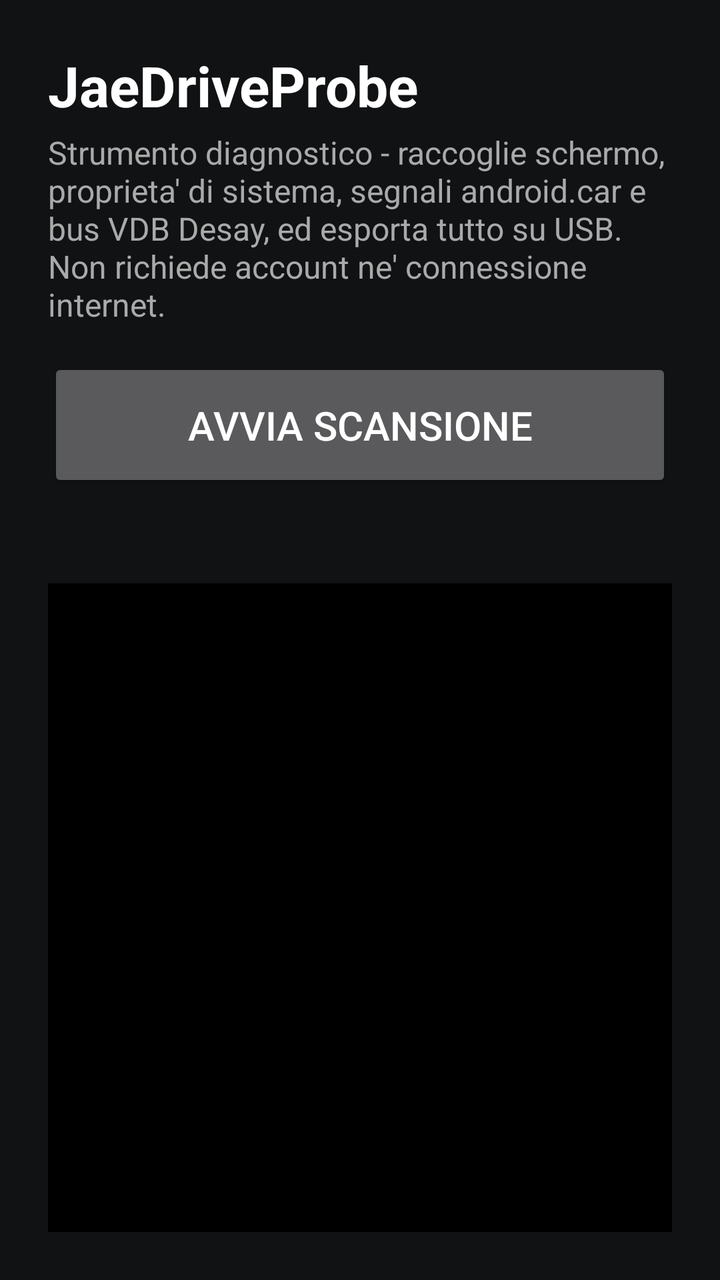
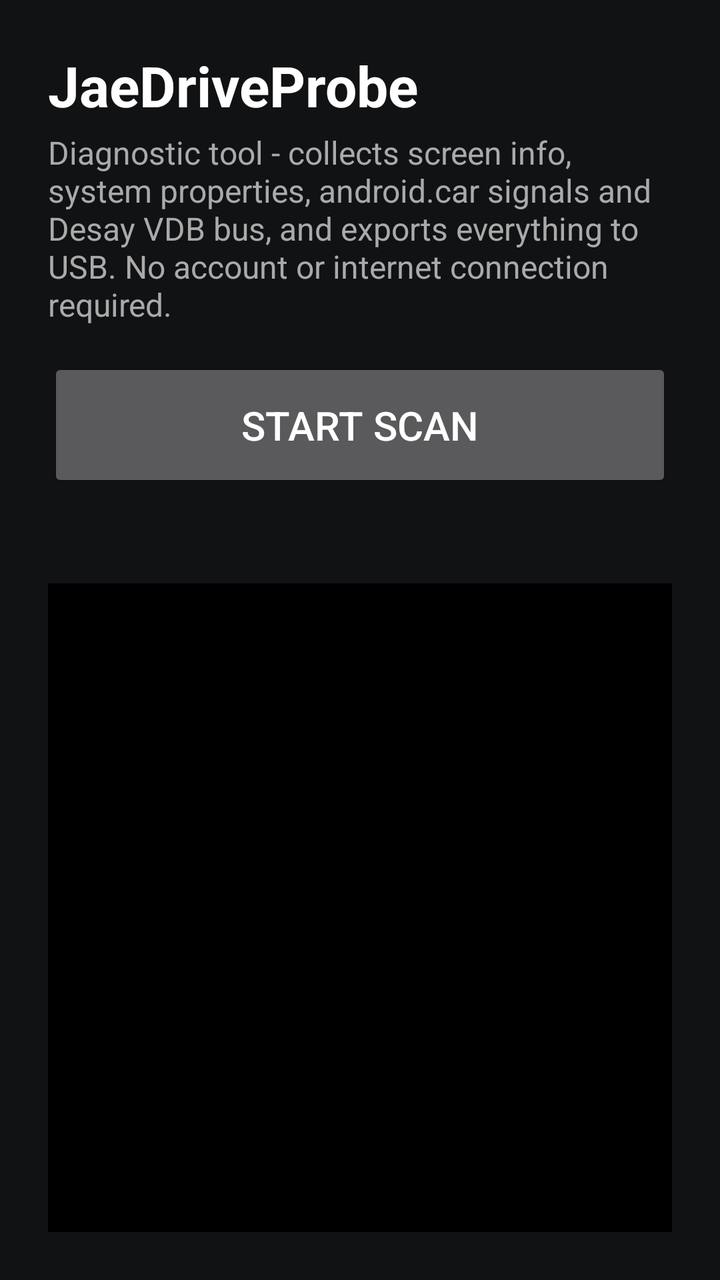

Screens rendered from an Android XML layout before and after an edit, with the pre-edit source and the edit as a unified diff.
<!-- AndroidManifest.xml: another module's application theme AppTheme -->
<!-- res/layout/activity_main.xml -->
<?xml version="1.0" encoding="utf-8"?>
<LinearLayout xmlns:android="http://schemas.android.com/apk/res/android"
    android:layout_width="match_parent"
    android:layout_height="match_parent"
    android:orientation="vertical"
    android:background="#101214"
    android:padding="24dp">

    <TextView
        android:layout_width="match_parent"
        android:layout_height="wrap_content"
        android:text="JaeDriveProbe"
        android:textColor="#FFFFFF"
        android:textSize="28sp"
        android:textStyle="bold"
        android:layout_marginBottom="4dp"/>

    <TextView
        android:layout_width="match_parent"
        android:layout_height="wrap_content"
        android:text="Strumento diagnostico - raccoglie schermo, proprieta' di sistema, segnali android.car e bus VDB Desay, ed esporta tutto su USB. Non richiede account ne' connessione internet."
        android:textColor="#AAAAAA"
        android:textSize="16sp"
        android:layout_marginBottom="16dp"/>

    <Button
        android:id="@+id/btn_start_scan"
        android:layout_width="match_parent"
        android:layout_height="wrap_content"
        android:text="AVVIA SCANSIONE"
        android:textSize="20sp"
        android:padding="20dp"/>

    <TextView
        android:id="@+id/tv_status"
        android:layout_width="match_parent"
        android:layout_height="wrap_content"
        android:textColor="#4FC3F7"
        android:textSize="16sp"
        android:textStyle="bold"
        android:layout_marginTop="16dp"
        android:layout_marginBottom="8dp"/>

    <ScrollView
        android:layout_width="match_parent"
        android:layout_height="0dp"
        android:layout_weight="1"
        android:background="#000000">
        <TextView
            android:id="@+id/tv_log"
            android:layout_width="match_parent"
            android:layout_height="wrap_content"
            android:padding="12dp"
            android:textColor="#33FF33"
            android:textSize="13sp"
            android:fontFamily="monospace"
            android:textIsSelectable="true"/>
    </ScrollView>
</LinearLayout>
<!-- resources referenced by this layout -->
<resources>
  <style name="AppTheme" parent="Theme.AppCompat.NoActionBar">
          <item name="android:windowBackground">@color/root_background</item>
          <item name="android:statusBarColor">@color/root_background</item>
          <item name="colorAccent">@color/primary_container</item>
          <item name="colorControlActivated">@color/primary_container</item>
      </style>
  <color name="root_background">#0A0A0A</color>
  <color name="primary_container">#00BFFF</color>
</resources>

<!-- the commit's change to res/layout/activity_main.xml (unified diff, before → after) -->
@@ -18,7 +18,7 @@
     <TextView
         android:layout_width="match_parent"
         android:layout_height="wrap_content"
-        android:text="Strumento diagnostico - raccoglie schermo, proprieta' di sistema, segnali android.car e bus VDB Desay, ed esporta tutto su USB. Non richiede account ne' connessione internet."
+        android:text="Diagnostic tool - collects screen info, system properties, android.car signals and Desay VDB bus, and exports everything to USB. No account or internet connection required."
         android:textColor="#AAAAAA"
         android:textSize="16sp"
         android:layout_marginBottom="16dp"/>
@@ -27,7 +27,7 @@
         android:id="@+id/btn_start_scan"
         android:layout_width="match_parent"
         android:layout_height="wrap_content"
-        android:text="AVVIA SCANSIONE"
+        android:text="START SCAN"
         android:textSize="20sp"
         android:padding="20dp"/>
 
